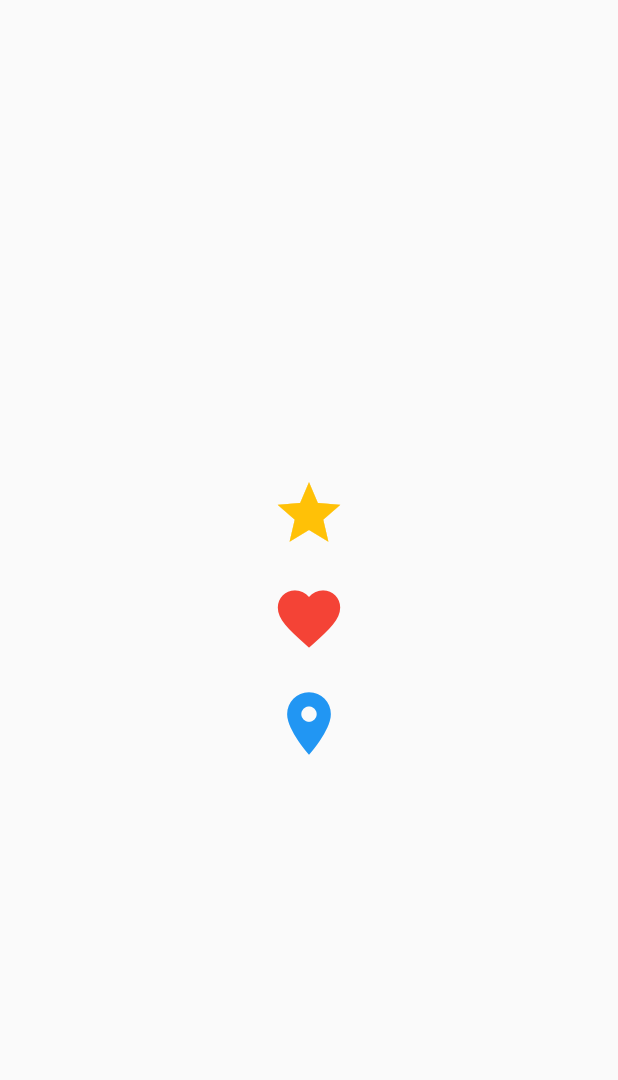
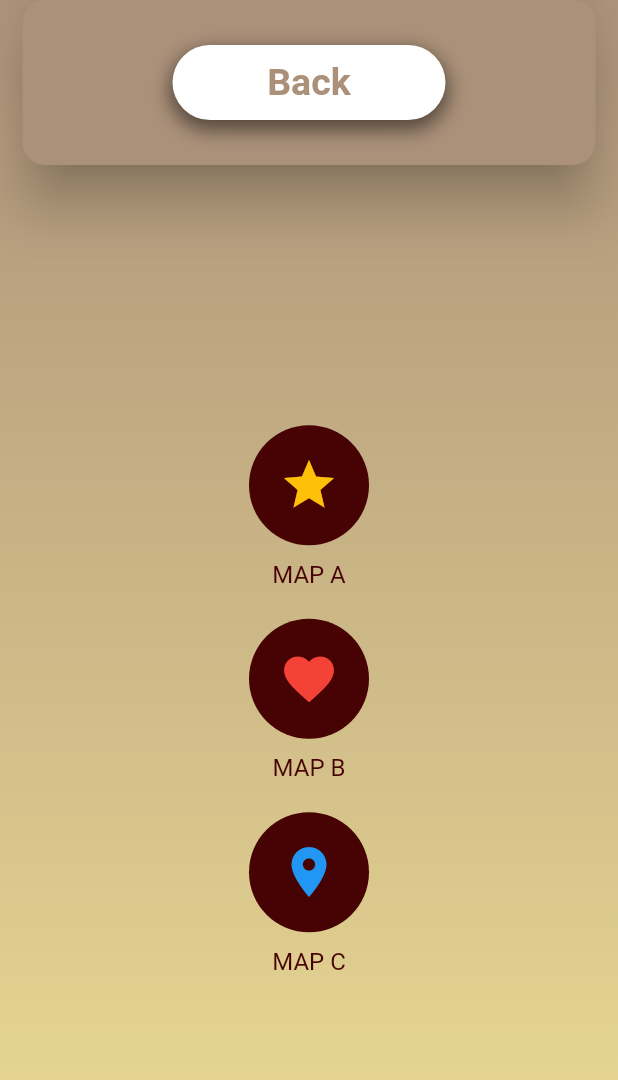
Before and after one commit to MichaelAngeloJordan/MallRoyaltyApp_Kelompok2, a Flutter app: the MapPage screen opened by its route, on a phone screen of 412 x 824 dp. Shown: the top 1080 px of the screen. Run offline on Flutter 3.47's test engine with Material 2 defaults, Android fonts, the phone set to English and light mode, and no system bars.

Commit message:
Update map_page.dart

```diff
--- a/mall_royalty_app/lib/pages/map_page.dart
+++ b/mall_royalty_app/lib/pages/map_page.dart
@@ -1,4 +1,7 @@
 import 'package:flutter/material.dart';
+import 'package:signup_page/utilities/utilities.dart';
+import 'package:signup_page/widgets/custom_button.dart';
+import 'package:signup_page/widgets/custom_card_sign_up.dart';
 
 void main() {
   runApp(MaterialApp(
@@ -12,7 +15,26 @@ class MapPage extends StatelessWidget {
   @override
   Widget build(BuildContext context) {
     return Scaffold(
-      body: Center(
+      body: Container(
+        decoration: BoxDecoration(
+          gradient: Utilities.gradient, // Set the gradient as the background
+        ),
+        child: Column(
+          children: <Widget>[
+            CustomCardSignUp(
+              child: Padding(
+                padding: const EdgeInsets.symmetric(
+                  vertical: 30,
+                  horizontal: 50,
+                ),
+                child: CustomButton(
+                  onTap: () => Navigator.pushNamed(context, '/home'),
+                  textButton: 'Back',
+                ),
+              ),
+            ),
+            Expanded(
+              child: Center(
                 child: Column(
                   mainAxisAlignment: MainAxisAlignment.center,
                   children: <Widget>[
@@ -21,10 +43,30 @@ class MapPage extends StatelessWidget {
                         // Handle the onTap action for the first icon
                         print('First Icon Tapped');
                       },
+                      child: Column(
+                        children: <Widget>[
+                          Container(
+                            width: 80.0,
+                            height: 80.0,
+                            decoration: BoxDecoration(
+                              shape: BoxShape.circle,
+                              color: Color.fromRGBO(71, 3, 3, 1),
+                            ),
                             child: Icon(
                               Icons.star,
-                size: 50.0,
+                              size: 40.0,
                               color: Colors.amber,
+                            ),
+                          ),
+                          SizedBox(height: 10.0),
+                          Text(
+                            'MAP A',
+                            style: TextStyle(
+                              color: Color.fromRGBO(71, 3, 3, 1),
+                              fontSize: 16.0,
+                            ),
+                          ),
+                        ],
                       ),
                     ),
                     SizedBox(height: 20.0), // Add spacing between icons
@@ -33,10 +75,30 @@ class MapPage extends StatelessWidget {
                         // Handle the onTap action for the second icon
                         print('Second Icon Tapped');
                       },
+                      child: Column(
+                        children: <Widget>[
+                          Container(
+                            width: 80.0,
+                            height: 80.0,
+                            decoration: BoxDecoration(
+                              shape: BoxShape.circle,
+                              color: Color.fromRGBO(71, 3, 3, 1),
+                            ),
                             child: Icon(
                               Icons.favorite,
-                size: 50.0,
+                              size: 40.0,
                               color: Colors.red,
+                            ),
+                          ),
+                          SizedBox(height: 10.0),
+                          Text(
+                            'MAP B',
+                            style: TextStyle(
+                              color: Color.fromRGBO(71, 3, 3, 1),
+                              fontSize: 16.0,
+                            ),
+                          ),
+                        ],
                       ),
                     ),
                     SizedBox(height: 20.0), // Add spacing below the second icon
@@ -45,10 +107,34 @@ class MapPage extends StatelessWidget {
                         // Handle the onTap action for the third icon
                         print('Third Icon Tapped');
                       },
+                      child: Column(
+                        children: <Widget>[
+                          Container(
+                            width: 80.0,
+                            height: 80.0,
+                            decoration: BoxDecoration(
+                              shape: BoxShape.circle,
+                              color: Color.fromRGBO(71, 3, 3, 1),
+                            ),
                             child: Icon(
                               Icons.location_on,
-                size: 50.0,
+                              size: 40.0,
                               color: Colors.blue,
+                            ),
+                          ),
+                          SizedBox(height: 10.0),
+                          Text(
+                            'MAP C',
+                            style: TextStyle(
+                              color: Color.fromRGBO(71, 3, 3, 1),
+                              fontSize: 16.0,
+                            ),
+                          ),
+                        ],
+                      ),
+                    ),
+                  ],
+                ),
               ),
             ),
           ],
```
Lines whose indentation alone changed are shown as unchanged.
